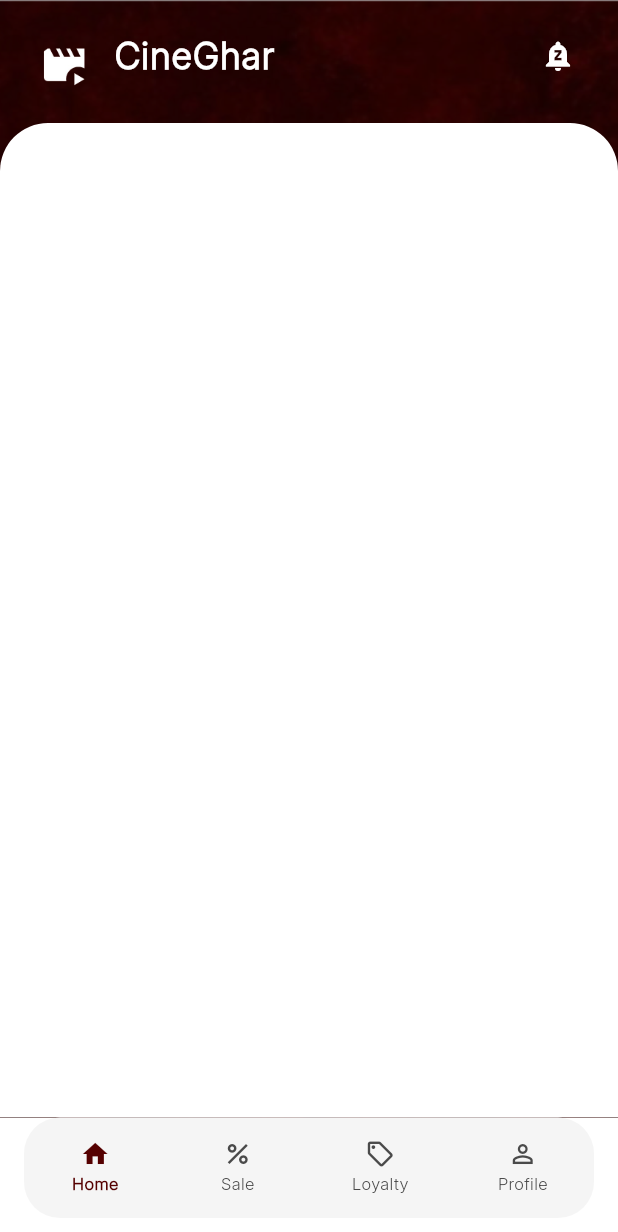
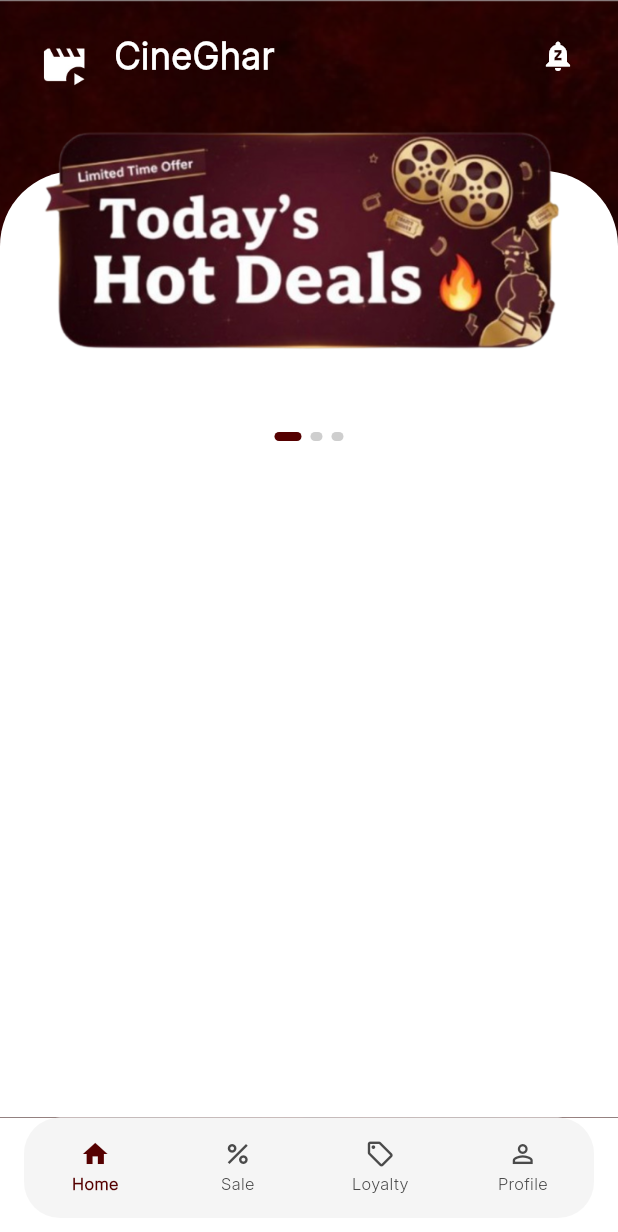
Before and after one commit to Sanskriti-Khanal/cineghar, a Flutter app: the BottomNavigationScreen screen opened directly, on a phone screen of 412 x 824 dp. Shown: the top 1232 px of the screen. Run offline on Flutter 3.47's test engine with Material 3 defaults, Android fonts, the phone set to English and light mode, and no system bars; our stand-ins replace intl_phone_number_input.

Commit message:
Make banner

```diff
--- a/lib/screens/bottom_screen/home_screen.dart
+++ b/lib/screens/bottom_screen/home_screen.dart
@@ -1,7 +1,21 @@
 import 'package:flutter/material.dart';
 
-class HomeScreen extends StatelessWidget {
+class HomeScreen extends StatefulWidget {
   const HomeScreen({super.key});
+
+  @override
+  State<HomeScreen> createState() => _HomeScreenState();
+}
+
+class _HomeScreenState extends State<HomeScreen> {
+  final PageController _bannerController = PageController();
+  int _currentBanner = 0;
+
+  @override
+  void dispose() {
+    _bannerController.dispose();
+    super.dispose();
+  }
 
   @override
   Widget build(BuildContext context) {
@@ -9,6 +23,7 @@ class HomeScreen extends StatelessWidget {
     final primaryColor = theme.colorScheme.primary;
     final size = MediaQuery.of(context).size;
     final isTablet = size.width > 600;
+    final double bannerHeight = isTablet ? 220 : 170;
 
     return Stack(
       children: [
@@ -27,16 +42,91 @@ class HomeScreen extends StatelessWidget {
                 ),
                 child: _buildTopBar(primaryColor),
               ),
-              const SizedBox(height: 8),
+              const SizedBox(height: 40),
               Expanded(
                 child: Container(
                   margin: EdgeInsets.zero,
                   decoration: const BoxDecoration(
                     color: Colors.white,
                     borderRadius: BorderRadius.only(
-                      topLeft: Radius.circular(32),
-                      topRight: Radius.circular(32),
+                      topLeft: Radius.circular(50),
+                      topRight: Radius.circular(50),
                     ),
+                  ),
+                  child: Column(
+                    crossAxisAlignment: CrossAxisAlignment.start,
+                    children: [
+                      const SizedBox(height: 2),
+                      Transform.translate(
+                        offset: const Offset(0, -40),
+                        child: SizedBox(
+                          height: bannerHeight,
+                          child: PageView.builder(
+                            controller: _bannerController,
+                            itemCount: 3,
+                            onPageChanged: (index) {
+                              setState(() {
+                                _currentBanner = index;
+                              });
+                            },
+                            itemBuilder: (context, index) {
+                              return Padding(
+                                padding: const EdgeInsets.symmetric(
+                                  horizontal: 16,
+                                ),
+                                child: ClipRRect(
+                                  borderRadius: BorderRadius.circular(24),
+                                  child: Builder(
+                                    builder: (_) {
+                                      if (index == 0) {
+
+                                        return Image.asset(
+                                          'assets/images/home_banner1.png',
+                                          fit: BoxFit.cover,
+                                        );
+                                      }
+
+                                      return Container(
+                                        color: Colors.grey[300],
+                                        alignment: Alignment.center,
+                                        child: Text(
+                                          'Banner ${index + 1}',
+                                          style: const TextStyle(
+                                            fontSize: 18,
+                                            fontWeight: FontWeight.w600,
+                                          ),
+                                        ),
+                                      );
+                                    },
+                                  ),
+                                ),
+                              );
+                            },
+                          ),
+                        ),
+                      ),
+                      const SizedBox(height: 2),
+                      Row(
+                        mainAxisAlignment: MainAxisAlignment.center,
+                        children: List.generate(3, (index) {
+                          final bool isActive = _currentBanner == index;
+                          return AnimatedContainer(
+                            duration: const Duration(milliseconds: 250),
+                            margin: const EdgeInsets.symmetric(horizontal: 3),
+                            width: isActive ? 18 : 8,
+                            height: 6,
+                            decoration: BoxDecoration(
+                              color: isActive
+                                  ? primaryColor
+                                  : Colors.grey.withOpacity(0.5),
+                              borderRadius: BorderRadius.circular(4),
+                            ),
+                          );
+                        }),
+                      ),
+                      const SizedBox(height: 0),
+                      const Expanded(child: SizedBox.shrink()),
+                    ],
                   ),
                 ),
               ),
```
Also changed, not shown: assets/images/home_banner1.png (added).
